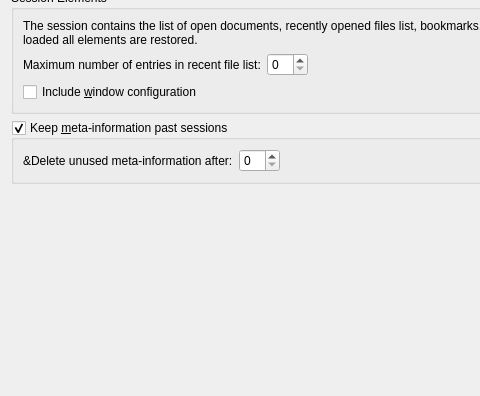
This is kate/ui/sessionconfigwidget.ui in KDE/kate as Qt 5 draws it before an edit; both pictures show x 0 to 480 and y 207 to 603 of the 730 by 603 pixel window. The edited form follows.
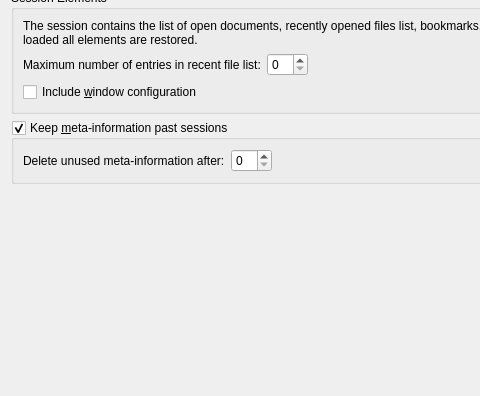
This is the edited form. Custom widgets are drawn as their Qt base class.

Commit message: remove & from user visible string in session config page

What changed in the file:
```diff
--- a/kate/ui/sessionconfigwidget.ui
+++ b/kate/ui/sessionconfigwidget.ui
@@ -136,7 +136,7 @@
         <item>
          <widget class="QLabel" name="label_3">
           <property name="text">
-           <string>&amp;Delete unused meta-information after:</string>
+           <string>Delete unused meta-information after:</string>
           </property>
          </widget>
         </item>
```
